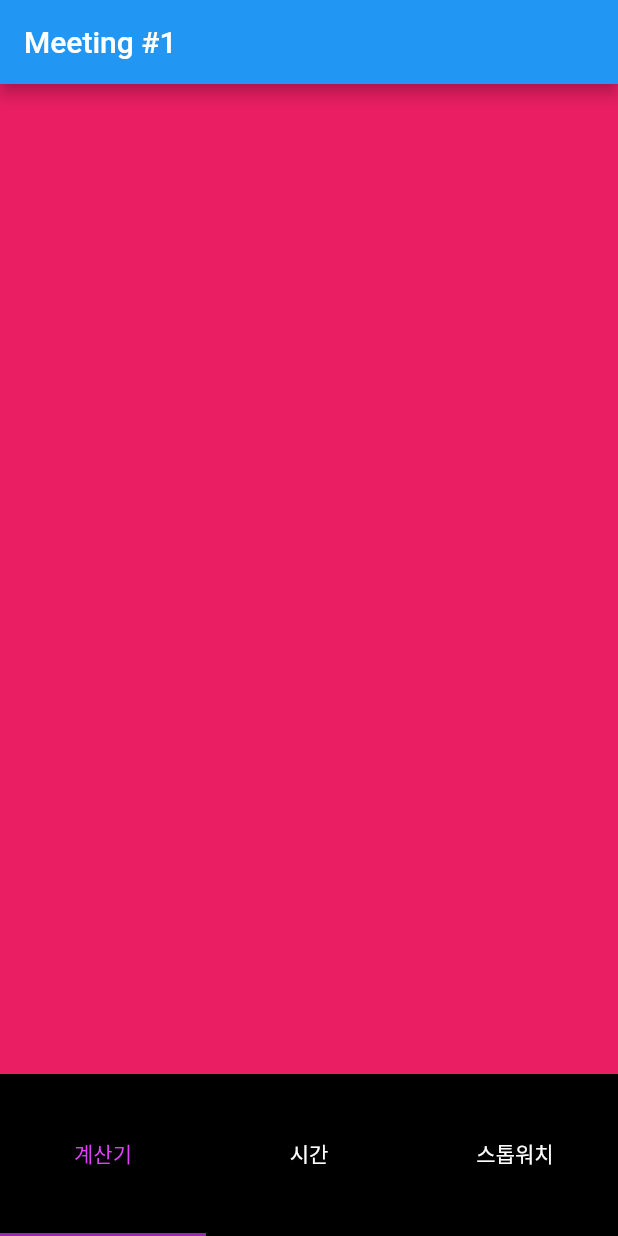
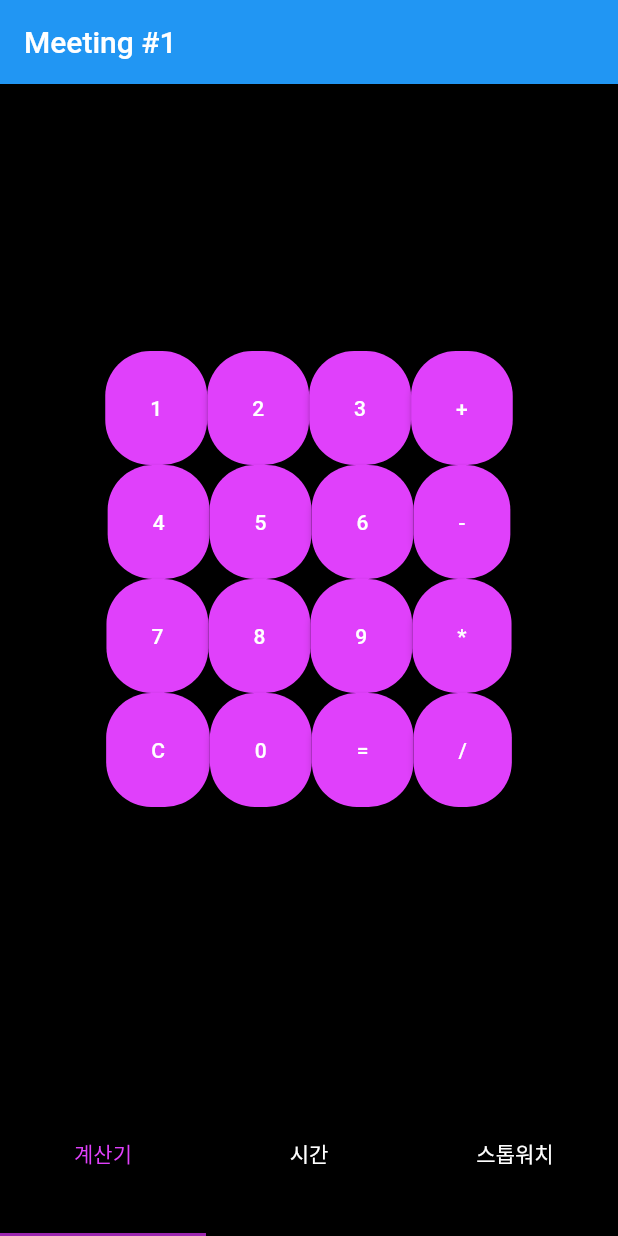
Before and after one commit to Heungjun/StudyInBusan, a Flutter app: the screen it shows after launch, on a phone screen of 412 x 824 dp. Run offline on Flutter 3.47's test engine with Material 2 defaults, Android fonts, the phone set to English and light mode, and no system bars; our stand-ins replace contacts_service, permission_handler.

Commit message:
Button Style, Component 처럼 만들기.

```diff
--- a/meeting1/lib/page/Calculator.dart
+++ b/meeting1/lib/page/Calculator.dart
@@ -1,4 +1,5 @@
 import 'package:flutter/material.dart';
+import 'package:meeting1/style/styleCalculatorElevatedButton.dart';
 
 class Calculator extends StatefulWidget {
   @override
@@ -9,7 +10,111 @@ class _CalculatorState extends State<Calculator> {
   @override
   Widget build(BuildContext context) {
     return Container(
-      color: Colors.pink, // 영역 확인용
+      child: Column(
+        mainAxisAlignment: MainAxisAlignment.center,
+        children: [
+          Row(
+            mainAxisAlignment: MainAxisAlignment.center,
+            children: [
+              ElevatedButton(
+                onPressed: () {},
+                child: Text('1'),
+                style: styleCalculationElevatedButton(),
+              ),
+              ElevatedButton(
+                onPressed: () {},
+                child: Text('2'),
+                style: styleCalculationElevatedButton(),
+              ),
+              ElevatedButton(
+                onPressed: () {},
+                child: Text('3'),
+                style: styleCalculationElevatedButton(),
+              ),
+              ElevatedButton(
+                onPressed: () {},
+                child: Text('+'),
+                style: styleCalculationElevatedButton(),
+              ),
+            ],
+          ),
+          Row(
+            mainAxisAlignment: MainAxisAlignment.center,
+            children: [
+              ElevatedButton(
+                onPressed: () {},
+                child: Text('4'),
+                style: styleCalculationElevatedButton(),
+              ),
+              ElevatedButton(
+                onPressed: () {},
+                child: Text('5'),
+                style: styleCalculationElevatedButton(),
+              ),
+              ElevatedButton(
+                onPressed: () {},
+                child: Text('6'),
+                style: styleCalculationElevatedButton(),
+              ),
+              ElevatedButton(
+                onPressed: () {},
+                child: Text('-'),
+                style: styleCalculationElevatedButton(),
+              ),
+            ],
+          ),
+          Row(
+            mainAxisAlignment: MainAxisAlignment.center,
+            children: [
+              ElevatedButton(
+                onPressed: () {},
+                child: Text('7'),
+                style: styleCalculationElevatedButton(),
+              ),
+              ElevatedButton(
+                onPressed: () {},
+                child: Text('8'),
+                style: styleCalculationElevatedButton(),
+              ),
+              ElevatedButton(
+                onPressed: () {},
+                child: Text('9'),
+                style: styleCalculationElevatedButton(),
+              ),
+              ElevatedButton(
+                onPressed: () {},
+                child: Text('*'),
+                style: styleCalculationElevatedButton(),
+              ),
+            ],
+          ),
+          Row(
+            mainAxisAlignment: MainAxisAlignment.center,
+            children: [
+              ElevatedButton(
+                onPressed: () {},
+                child: Text('C'),
+                style: styleCalculationElevatedButton(),
+              ),
+              ElevatedButton(
+                onPressed: () {},
+                child: Text('0'),
+                style: styleCalculationElevatedButton(),
+              ),
+              ElevatedButton(
+                onPressed: () {},
+                child: Text('='),
+                style: styleCalculationElevatedButton(),
+              ),
+              ElevatedButton(
+                onPressed: () {},
+                child: Text('/'),
+                style: styleCalculationElevatedButton(),
+              ),
+            ],
+          ),
+        ],
+      ),
     );
   }
 }
--- /dev/null
+++ b/meeting1/lib/style/styleCalculatorElevatedButton.dart
@@ -0,0 +1,16 @@
+import 'package:flutter/material.dart';
+
+ButtonStyle styleCalculationElevatedButton() {
+  return ButtonStyle(
+    backgroundColor:
+        MaterialStateProperty.resolveWith((states) => Colors.purpleAccent),
+    padding: MaterialStateProperty.all<EdgeInsets>(
+      EdgeInsets.all(30.0),
+    ),
+    shape: MaterialStateProperty.resolveWith(
+      (states) => RoundedRectangleBorder(
+        borderRadius: BorderRadius.circular(30.0),
+      ),
+    ),
+  );
+}
```
Also changed, not shown: meeting1/lib/page/Stopwatch.dart (+10 -9 lines).
